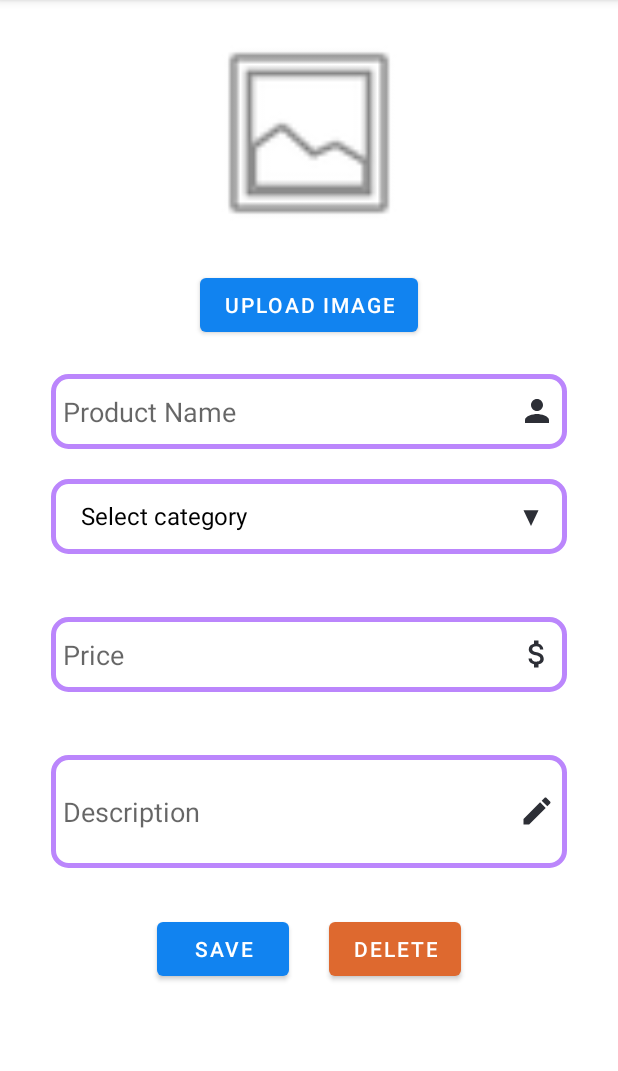
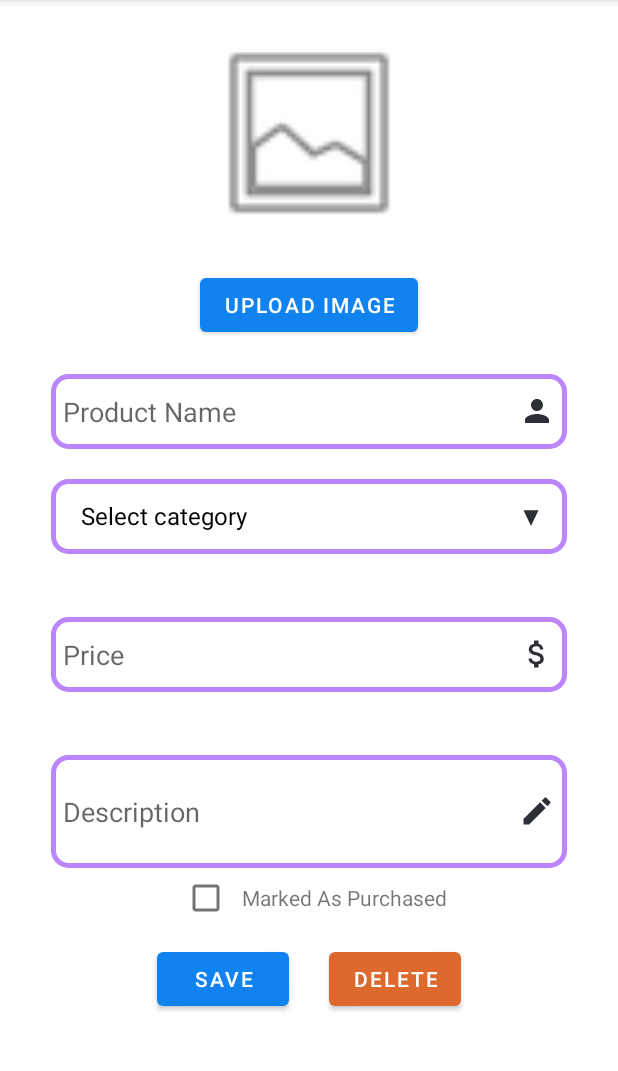
Before and after one commit to saw1232582000/CET343, an Android app: the fragment Property_Form_Fragment placed in its activity, on a phone screen of 412 x 824 dp, the part 84-1155 px from its top. Run offline under Robolectric (Android 15) with nearby library versions, the phone set to English and light mode, and no system bars; 2 statements that could not run were skipped.

Commit message:
add: add purchased mark feature

```diff
--- a/app/src/main/res/layout/property_form_fragment.xml
+++ b/app/src/main/res/layout/property_form_fragment.xml
@@ -168,9 +168,26 @@
                 android:textColorHighlight="@color/cardview_dark_background" />
         </LinearLayout>
         <LinearLayout
+            android:id="@+id/item_is_purchased_layout"
+            android:layout_width="wrap_content"
+            android:layout_height="20dp"
+            android:layout_gravity="center"
+            android:orientation="horizontal">
+            <com.google.android.material.checkbox.MaterialCheckBox
+                android:id="@+id/item_is_purchased"
+                android:layout_width="match_parent"
+                android:layout_height="wrap_content"/>
+            <TextView
+                android:layout_width="wrap_content"
+                android:layout_height="wrap_content"
+                android:text="Marked As Purchased"
+                />
+        </LinearLayout>
+        <LinearLayout
             android:layout_width="wrap_content"
             android:layout_height="wrap_content"
             android:layout_gravity="center"
+
             android:orientation="horizontal">
             <com.google.android.material.button.MaterialButton
                 android:layout_width="wrap_content"
```
Also changed, not shown: app/src/main/java/DB_Context/DBContext.java (+9 -3 lines), app/src/main/java/DB_Context/ItemModel.java (+12 -1 lines), app/src/main/java/UI/Property_Form_Fragment.java (+40 -6 lines).
